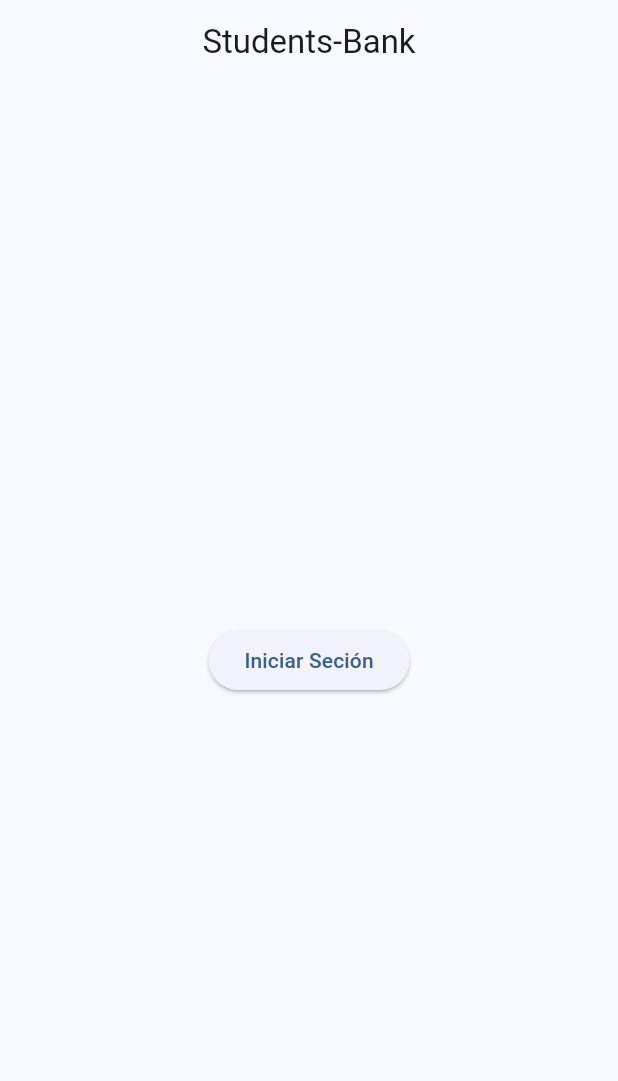
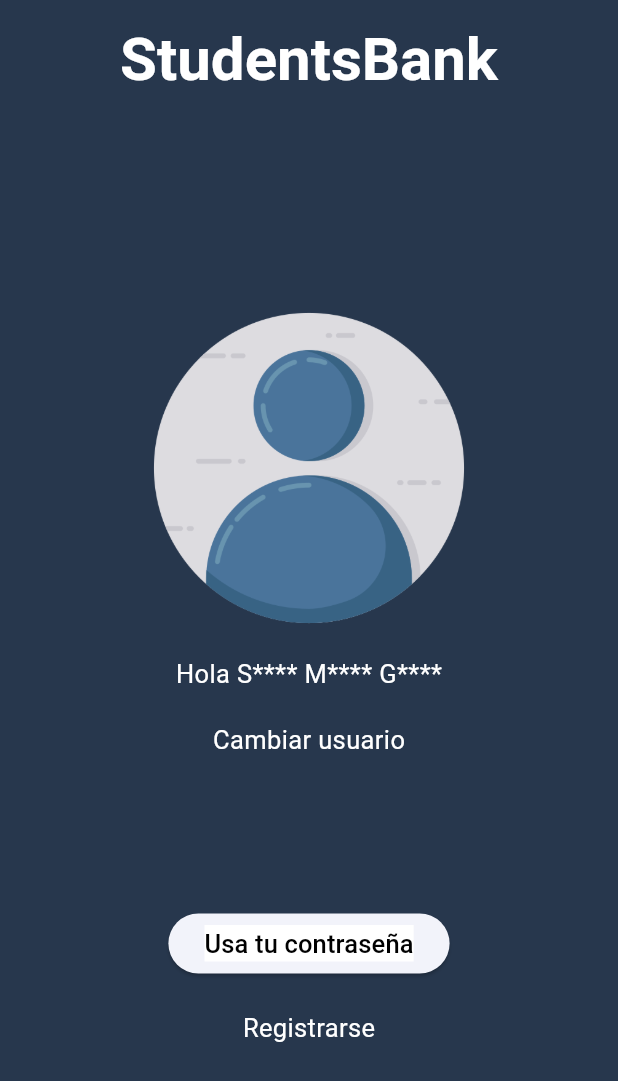
Before and after one commit to JesusArmandoSanchezTee/StudyBank, a Flutter app: the screen it shows after launch, on a phone screen of 412 x 824 dp. Shown: the top 1081 px of the screen. Run offline on Flutter 3.47's test engine with Material 3 defaults, Android fonts, the phone set to English and light mode, and no system bars.

Commit message:
Se realizo el diseño del login

```diff
--- a/lib/core/pesentation/screens/home.dart
+++ b/lib/core/pesentation/screens/home.dart
@@ -54,9 +54,20 @@
       ),
       body: Center(
         child: Column(
-          mainAxisAlignment: MainAxisAlignment.center,
+          mainAxisAlignment: MainAxisAlignment.start,
+          crossAxisAlignment: CrossAxisAlignment.center,
           children: [
-            const Text('Home', style: TextStyle(color: Colors.white),),
+            const Text(
+              'Saldo Actual',
+              style: TextStyle(color: Colors.white, fontSize: 17),
+            ),
+            const SizedBox(width: 20),
+            const Text("13,370.00",
+                style: TextStyle(
+                    color: Colors.white,
+                    fontSize: 30,
+                    fontWeight: FontWeight.bold)),
+            const Padding(padding: EdgeInsets.all(10)),
             ElevatedButton(
                 onPressed: () {
                   Navigator.pushNamed(context, "/mistarjetas");
--- a/lib/core/pesentation/screens/login.dart
+++ b/lib/core/pesentation/screens/login.dart
@@ -11,17 +11,47 @@
   @override
   Widget build(BuildContext context) {
     return Scaffold(
+        backgroundColor: const Color(0xFF27374D),
         appBar: AppBar(
-        title: const Text('Students-Bank'),
+          backgroundColor: const Color(0xFF27374D),
+          title: const Text('StudentsBank',
+              style: TextStyle(
+                  color: Colors.white,
+                  fontWeight: FontWeight.bold,
+                  fontSize: 40)),
           centerTitle: true,
+          toolbarHeight: 80,
         ),
         body: Center(
-          child: ElevatedButton(
+            child: Column(
+                mainAxisAlignment: MainAxisAlignment.center,
+                crossAxisAlignment: CrossAxisAlignment.center,
+                children: [
+              Image.asset(
+                "assets/images/perfil.png",
+                height: 210,
+                width: 210,
+              ),
+              const SizedBox(height: 20),
+              const Text("Hola S**** M**** G****",
+                  style: TextStyle(color: Colors.white, fontSize: 17)),
+                  const SizedBox(height: 20),
+              const Text("Cambiar usuario",
+                  style: TextStyle(color: Colors.white, fontSize: 17)),
+                  const SizedBox(height: 100),
+              ElevatedButton(
                   onPressed: () {
                     // pushReplacementNamed lo que hace es que destruye la ruta para que no podamos volver a esta ruta
                     Navigator.pushReplacementNamed(context, "/home");
                   },
-              child: const Text('Iniciar Seción'))),
-    );
+                  child: const Text('Usa tu contraseña',
+                      style: TextStyle(
+                          color: Colors.black,
+                          backgroundColor: Colors.white,
+                          fontSize: 17))),
+              const SizedBox(height: 20),
+              const Text("Registrarse",
+                  style: TextStyle(color: Colors.white, fontSize: 17))
+            ])));
   }
 }
```
Also changed, not shown: assets/images/perfil.png (added). Lines whose indentation alone changed are shown as unchanged.
